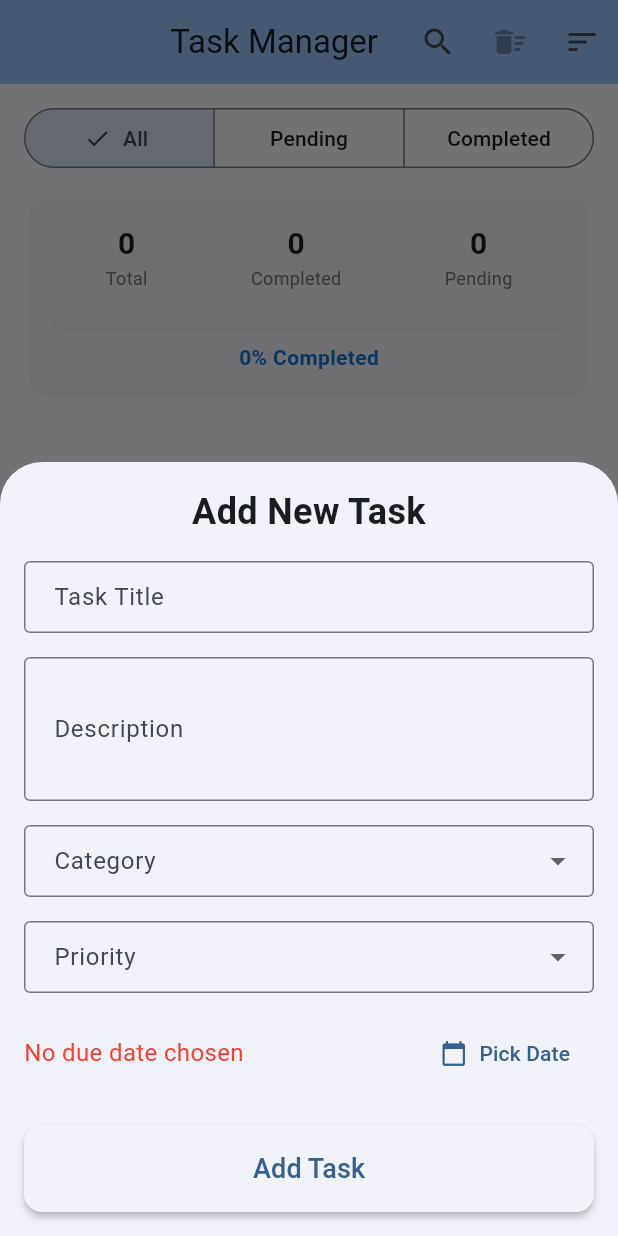
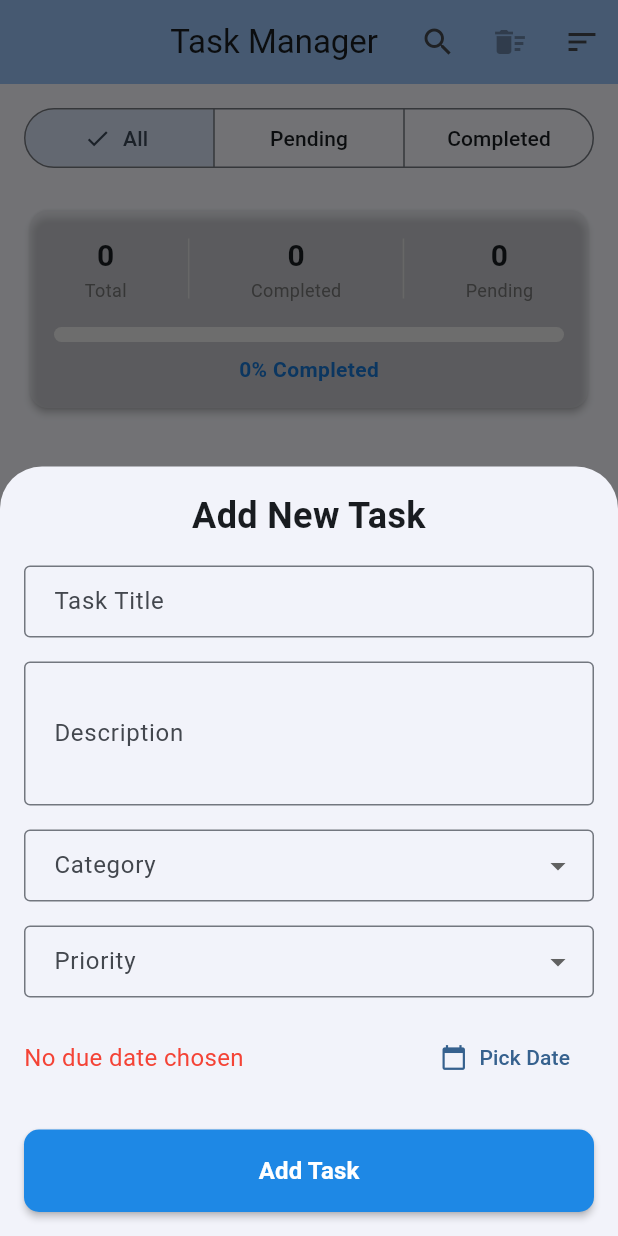
Before and after one commit to Motomby/samuel-motomby-task-manager, a Flutter app: the screen it shows after launch, after a tap on the "add" icon, on a phone screen of 412 x 824 dp. Run offline on Flutter 3.47's test engine with Material 3 defaults, Android fonts, the phone set to English and light mode, and no system bars; our stand-ins replace shared_preferences.

Commit message:
refactor: Enhance visual polish with cohesive color scheme and improved styling
- Add distinct category colors: School (blue), Personal (purple), Health (pink), Work (green), Other (orange)
- Update priority colors to bolder, more visible palette with proper contrast
- Enhance task cards with colored category icons and solid priority badges
- Improve spacing and padding across all screens (profile: 24px, stats: dividers)
- Style bottom navigation with elevated appearance and better color distinction
- Polish task detail and add task forms with color-coded dropdowns
- Increase avatar size on profile (50→60 radius) with colored background
- Add visual improvements to goal items with colored icon containers
- Refine button styling with consistent colors and elevation

All changes maintain professional appearance with Material 3 design principles.

```diff
--- a/lib/profile_screen.dart
+++ b/lib/profile_screen.dart
@@ -81,70 +81,86 @@ class _ProfileScreenState extends State<ProfileScreen> {
       body: Form(
         key: _formKey,
         child: SingleChildScrollView(
-          padding: const EdgeInsets.all(16.0),
+          padding: const EdgeInsets.symmetric(horizontal: 16.0, vertical: 24.0),
           child: Column(
             crossAxisAlignment: CrossAxisAlignment.center,
             children: [
               CircleAvatar(
-                radius: 50,
+                radius: 60,
+                backgroundColor: Colors.blue.shade100,
                 child: Text(
                   globalProfile.name.isNotEmpty
                       ? globalProfile.name[0].toUpperCase()
                       : '?',
-                  style: const TextStyle(fontSize: 40),
+                  style: const TextStyle(fontSize: 48, fontWeight: FontWeight.bold),
                 ),
               ),
-              const SizedBox(height: 16),
+              const SizedBox(height: 24),
               _buildEditableTextField(
                 controller: _nameController,
                 label: 'Name',
-                style: const TextStyle(fontSize: 24, fontWeight: FontWeight.bold),
+                style: const TextStyle(fontSize: 28, fontWeight: FontWeight.bold),
+                textAlign: TextAlign.center,
+              ),
+              const SizedBox(height: 12),
+              _buildEditableTextField(
+                controller: _studentIdController,
+                label: 'Student ID',
+                style: TextStyle(fontSize: 16, color: Colors.grey.shade600),
                 textAlign: TextAlign.center,
               ),
               const SizedBox(height: 8),
               _buildEditableTextField(
-                controller: _studentIdController,
-                label: 'Student ID',
-                style: const TextStyle(fontSize: 16, color: Colors.grey),
+                controller: _programmeController,
+                label: 'Programme',
+                style: TextStyle(fontSize: 16, color: Colors.grey.shade600),
                 textAlign: TextAlign.center,
               ),
-              const SizedBox(height: 4),
-              _buildEditableTextField(
-                controller: _programmeController,
-                label: 'Programme',
-                style: const TextStyle(fontSize: 16, color: Colors.grey),
-                textAlign: TextAlign.center,
-              ),
-              const SizedBox(height: 24),
-              const Align(
+              const SizedBox(height: 32),
+              Align(
                 alignment: Alignment.centerLeft,
                 child: Text(
                   'Bio',
-                  style: TextStyle(fontSize: 20, fontWeight: FontWeight.bold),
+                  style: TextStyle(
+                    fontSize: 18,
+                    fontWeight: FontWeight.w700,
+                    color: Colors.grey.shade800,
+                  ),
                 ),
               ),
-              const SizedBox(height: 8),
+              const SizedBox(height: 12),
               _buildEditableTextField(
                 controller: _bioController,
                 label: 'Bio',
                 maxLines: 4,
                 style: const TextStyle(fontSize: 16),
               ),
-              const SizedBox(height: 24),
-              const Align(
+              const SizedBox(height: 32),
+              Align(
                 alignment: Alignment.centerLeft,
                 child: Text(
                   'Top 3 Goals for the Semester',
-                  style: TextStyle(fontSize: 20, fontWeight: FontWeight.bold),
+                  style: TextStyle(
+                    fontSize: 18,
+                    fontWeight: FontWeight.w700,
+                    color: Colors.grey.shade800,
+                  ),
                 ),
               ),
-              const SizedBox(height: 8),
+              const SizedBox(height: 12),
               ...List.generate(_goalControllers.length, (index) {
                 return Padding(
-                  padding: const EdgeInsets.only(bottom: 8.0),
+                  padding: const EdgeInsets.only(bottom: 12.0),
                   child: Row(
                     children: [
-                      const Icon(Icons.star, color: Colors.blue),
+                      Container(
+                        padding: const EdgeInsets.all(8),
+                        decoration: BoxDecoration(
+                          color: Colors.blue.shade100,
+                          borderRadius: BorderRadius.circular(8),
+                        ),
+                        child: Icon(Icons.star, color: Colors.blue.shade600, size: 20),
+                      ),
                       const SizedBox(width: 16),
                       Expanded(
                         child: _buildEditableTextField(
@@ -157,7 +173,7 @@ class _ProfileScreenState extends State<ProfileScreen> {
                   ),
                 );
               }),
-              const SizedBox(height: 32),
+              const SizedBox(height: 40),
               SizedBox(
                 width: double.infinity,
                 child: ElevatedButton.icon(
@@ -165,10 +181,13 @@ class _ProfileScreenState extends State<ProfileScreen> {
                   icon: Icon(_isEditing ? Icons.save : Icons.edit),
                   label: Text(
                     _isEditing ? 'Save Profile' : 'Edit Profile',
-                    style: const TextStyle(fontSize: 18),
+                    style: const TextStyle(fontSize: 16, fontWeight: FontWeight.w600),
                   ),
                   style: ElevatedButton.styleFrom(
+                    backgroundColor: Colors.blue.shade600,
+                    foregroundColor: Colors.white,
                     padding: const EdgeInsets.symmetric(vertical: 16),
+                    elevation: 2,
                   ),
                 ),
               ),
--- a/lib/screens/main_screen.dart
+++ b/lib/screens/main_screen.dart
@@ -26,7 +26,11 @@ class _MainScreenState extends State<MainScreen> {
       ),
       bottomNavigationBar: BottomNavigationBar(
         currentIndex: _currentIndex,
-        selectedItemColor: Colors.blue,
+        selectedItemColor: Colors.blue.shade700,
+        unselectedItemColor: Colors.grey.shade600,
+        elevation: 12,
+        backgroundColor: Colors.white,
+        type: BottomNavigationBarType.fixed,
         onTap: (index) {
           setState(() {
             _currentIndex = index;
--- a/lib/task_list_screen.dart
+++ b/lib/task_list_screen.dart
@@ -210,10 +210,13 @@ class _TaskListScreenState extends State<TaskListScreen> {
             ),
           ),
           Padding(
-            padding: const EdgeInsets.symmetric(horizontal: 16.0),
+            padding: const EdgeInsets.symmetric(horizontal: 16.0, vertical: 8.0),
             child: Card(
-              elevation: 0,
-              color: Theme.of(context).colorScheme.surfaceContainerHighest.withOpacity(0.3),
+              elevation: 2,
+              shape: RoundedRectangleBorder(
+                borderRadius: BorderRadius.circular(12),
+              ),
+              color: Theme.of(context).colorScheme.surfaceContainerHighest.withOpacity(0.4),
               child: Padding(
                 padding: const EdgeInsets.all(16.0),
                 child: Column(
@@ -222,7 +225,17 @@ class _TaskListScreenState extends State<TaskListScreen> {
                       mainAxisAlignment: MainAxisAlignment.spaceAround,
                       children: [
                         _buildStatItem('Total', totalTasks),
+                        Container(
+                          height: 40,
+                          width: 1,
+                          color: Colors.grey.shade300,
+                        ),
                         _buildStatItem('Completed', completedTasks),
+                        Container(
+                          height: 40,
+                          width: 1,
+                          color: Colors.grey.shade300,
+                        ),
                         _buildStatItem('Pending', pendingTasks),
                       ],
                     ),
@@ -233,7 +246,7 @@ class _TaskListScreenState extends State<TaskListScreen> {
                         value: completionPercentage,
                         minHeight: 10,
                         backgroundColor: Colors.grey.shade200,
-                        valueColor: AlwaysStoppedAnimation<Color>(Colors.blue),
+                        valueColor: AlwaysStoppedAnimation<Color>(Colors.blue.shade600),
                       ),
                     ),
                     const SizedBox(height: 8),
--- a/lib/widgets/add_task_bottom_sheet.dart
+++ b/lib/widgets/add_task_bottom_sheet.dart
@@ -33,6 +33,26 @@ class _AddTaskBottomSheetState extends State<AddTaskBottomSheet> {
     'Other'
   ];
   final List<String> _priorities = ['High', 'Medium', 'Low'];
+
+  Color _getCategoryColor(String category) {
+    switch (category) {
+      case 'School': return const Color(0xFF5B7EDB);
+      case 'Personal': return const Color(0xFFA569BD);
+      case 'Health': return const Color(0xFFE85D75);
+      case 'Work': return const Color(0xFF28A745);
+      case 'Other': return const Color(0xFFFFA500);
+      default: return Colors.grey;
+    }
+  }
+
+  Color _getPriorityColor(String priority) {
+    switch (priority) {
+      case 'High': return const Color(0xFFDC3545);
+      case 'Medium': return const Color(0xFFFFC107);
+      case 'Low': return const Color(0xFF28A745);
+      default: return Colors.grey;
+    }
+  }
 
   @override
   void initState() {
@@ -180,9 +200,16 @@ class _AddTaskBottomSheetState extends State<AddTaskBottomSheet> {
                     value: category,
                     child: Row(
                       children: [
-                        Icon(icon, size: 20, color: Colors.grey.shade600),
-                        const SizedBox(width: 8),
-                        Text(category),
+                        Container(
+                          padding: const EdgeInsets.all(4),
+                          decoration: BoxDecoration(
+                            color: _getCategoryColor(category).withOpacity(0.2),
+                            borderRadius: BorderRadius.circular(6),
+                          ),
+                          child: Icon(icon, size: 18, color: _getCategoryColor(category)),
+                        ),
+                        const SizedBox(width: 10),
+                        Text(category, style: TextStyle(color: _getCategoryColor(category), fontWeight: FontWeight.w600)),
                       ],
                     ),
                   );
@@ -207,27 +234,20 @@ class _AddTaskBottomSheetState extends State<AddTaskBottomSheet> {
                   border: OutlineInputBorder(),
                 ),
                 items: _priorities.map((priority) {
-                  Color color;
-                  switch (priority) {
-                    case 'High': color = Colors.red; break;
-                    case 'Medium': color = Colors.orange; break;
-                    case 'Low': color = Colors.green; break;
-                    default: color = Colors.grey;
-                  }
                   return DropdownMenuItem(
                     value: priority,
                     child: Row(
                       children: [
                         Container(
-                          width: 12,
-                          height: 12,
+                          width: 14,
+                          height: 14,
                           decoration: BoxDecoration(
-                            color: color,
+                            color: _getPriorityColor(priority),
                             shape: BoxShape.circle,
                           ),
                         ),
-                        const SizedBox(width: 8),
-                        Text(priority),
+                        const SizedBox(width: 10),
+                        Text(priority, style: TextStyle(color: _getPriorityColor(priority), fontWeight: FontWeight.w600)),
                       ],
                     ),
                   );
@@ -269,11 +289,17 @@ class _AddTaskBottomSheetState extends State<AddTaskBottomSheet> {
               ElevatedButton(
                 onPressed: _submitForm,
                 style: ElevatedButton.styleFrom(
+                  backgroundColor: Colors.blue.shade600,
+                  foregroundColor: Colors.white,
                   padding: const EdgeInsets.symmetric(vertical: 16),
+                  elevation: 2,
+                  shape: RoundedRectangleBorder(
+                    borderRadius: BorderRadius.circular(10),
+                  ),
                 ),
                 child: Text(
                   widget.existingTask == null ? 'Add Task' : 'Save Changes',
-                  style: const TextStyle(fontSize: 18),
+                  style: const TextStyle(fontSize: 16, fontWeight: FontWeight.w600),
                 ),
               ),
               const SizedBox(height: 16),
```
Also changed, not shown: lib/screens/task_detail_screen.dart (+22 -5 lines), lib/widgets/task_card.dart (+26 -19 lines).
